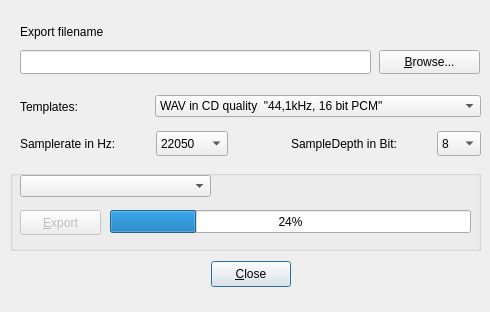
Qt form src/gui/src/UI/ExportSongDialog_UI.ui (hydrogen-music/hydrogen) before a commit.
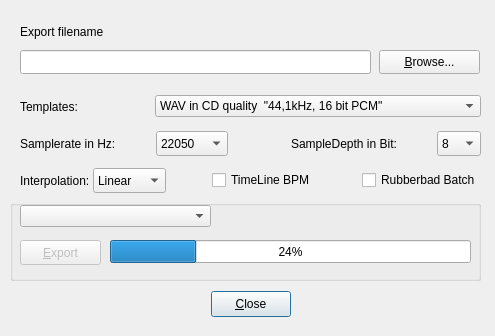
The same form after that commit.

Commit message: add rubberband batch mode to export song. now it is possible to export an song with tempo changing and recalculating sample length from samples which are edited with rubberband time stertcher. also i add an dropdown which allow to change the resample interpolation. this is usefully if you export songs to an higher samplerate. default is linear interpolation. but you can choose also cosine, third, cubic and hermite.

```diff
--- a/src/gui/src/UI/ExportSongDialog_UI.ui
+++ b/src/gui/src/UI/ExportSongDialog_UI.ui
@@ -6,8 +6,8 @@
    <rect>
     <x>0</x>
     <y>0</y>
-    <width>490</width>
-    <height>312</height>
+    <width>495</width>
+    <height>336</height>
    </rect>
   </property>
   <property name="windowTitle">
@@ -17,7 +17,7 @@
    <property name="geometry">
     <rect>
      <x>20</x>
-     <y>260</y>
+     <y>290</y>
      <width>461</width>
      <height>28</height>
     </rect>
@@ -86,7 +86,7 @@
    <property name="geometry">
     <rect>
      <x>10</x>
-     <y>170</y>
+     <y>200</y>
      <width>471</width>
      <height>81</height>
     </rect>
@@ -414,6 +414,121 @@
     </item>
    </layout>
   </widget>
+  <widget class="QWidget" name="layoutWidget">
+   <property name="geometry">
+    <rect>
+     <x>20</x>
+     <y>165</y>
+     <width>461</width>
+     <height>31</height>
+    </rect>
+   </property>
+   <layout class="QHBoxLayout" name="horizontalLayout_6">
+    <item>
+     <widget class="QLabel" name="resapelingLbl">
+      <property name="maximumSize">
+       <size>
+        <width>200</width>
+        <height>16777215</height>
+       </size>
+      </property>
+      <property name="sizeIncrement">
+       <size>
+        <width>0</width>
+        <height>0</height>
+       </size>
+      </property>
+      <property name="text">
+       <string>Interpolation: </string>
+      </property>
+     </widget>
+    </item>
+    <item>
+     <widget class="QComboBox" name="resampleComboBox">
+      <property name="maximumSize">
+       <size>
+        <width>100</width>
+        <height>25</height>
+       </size>
+      </property>
+      <property name="toolTip">
+       <string>Choose type of interpolation methode</string>
+      </property>
+      <item>
+       <property name="text">
+        <string>Linear</string>
+       </property>
+      </item>
+      <item>
+       <property name="text">
+        <string>Cosine</string>
+       </property>
+      </item>
+      <item>
+       <property name="text">
+        <string>Third</string>
+       </property>
+      </item>
+      <item>
+       <property name="text">
+        <string>Cubic</string>
+       </property>
+      </item>
+      <item>
+       <property name="text">
+        <string>Hermite</string>
+       </property>
+      </item>
+     </widget>
+    </item>
+    <item>
+     <spacer name="horizontalSpacer_5">
+      <property name="orientation">
+       <enum>Qt::Horizontal</enum>
+      </property>
+      <property name="sizeHint" stdset="0">
+       <size>
+        <width>40</width>
+        <height>20</height>
+       </size>
+      </property>
+     </spacer>
+    </item>
+    <item>
+     <widget class="QCheckBox" name="toggleTimeLineBPMCheckBox">
+      <property name="toolTip">
+       <string>Enable tempo changing</string>
+      </property>
+      <property name="text">
+       <string>TimeLine BPM</string>
+      </property>
+     </widget>
+    </item>
+    <item>
+     <spacer name="horizontalSpacer_6">
+      <property name="orientation">
+       <enum>Qt::Horizontal</enum>
+      </property>
+      <property name="sizeHint" stdset="0">
+       <size>
+        <width>40</width>
+        <height>20</height>
+       </size>
+      </property>
+     </spacer>
+    </item>
+    <item>
+     <widget class="QCheckBox" name="toggleRubberbandCheckBox">
+      <property name="toolTip">
+       <string>Enable use of rubberband batch processor</string>
+      </property>
+      <property name="text">
+       <string>Rubberbad Batch</string>
+      </property>
+     </widget>
+    </item>
+   </layout>
+  </widget>
  </widget>
  <layoutdefault spacing="0" margin="0"/>
  <resources/>
```
Left out of the diff: 5 changed lines with no effect on the pictures. The commit also changes 15 other files.
